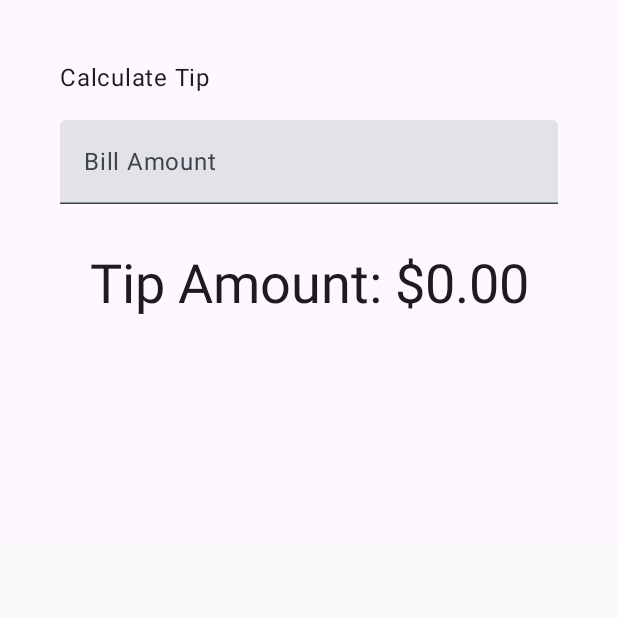
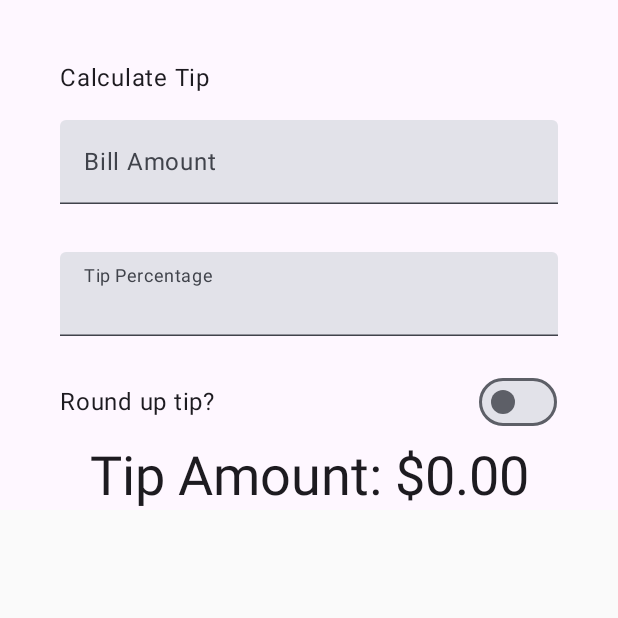
Before and after one commit to MuhammadMahi585/Tip-Calculator-App, an Android app built with Jetpack Compose: the screen it shows after launch (MainActivity), on a phone screen of 412 x 824 dp, the top half of it. Run offline under Robolectric (Android 15) with nearby library versions, the phone set to English and light mode, and no system bars.

Commit message:
added some new feature

```diff
--- a/app/src/main/java/com/example/tipcalculator/MainActivity.kt
+++ b/app/src/main/java/com/example/tipcalculator/MainActivity.kt
@@ -6,11 +6,12 @@ import androidx.activity.compose.setContent
 import androidx.activity.enableEdgeToEdge
 import androidx.compose.foundation.layout.Arrangement
 import androidx.compose.foundation.layout.Column
+import androidx.compose.foundation.layout.Row
 import androidx.compose.foundation.layout.Spacer
 import androidx.compose.foundation.layout.fillMaxWidth
-import androidx.compose.foundation.layout.height
 import androidx.compose.foundation.layout.padding
 import androidx.compose.foundation.layout.safeDrawingPadding
+import androidx.compose.foundation.layout.size
 import androidx.compose.foundation.layout.statusBarsPadding
 import androidx.compose.foundation.rememberScrollState
 import androidx.compose.foundation.text.KeyboardOptions
@@ -52,7 +53,10 @@ class MainActivity : ComponentActivity() {
 fun TipTimeLayout() {
     var amountInput by remember { mutableStateOf("") }
     val amount = amountInput.toDoubleOrNull() ?: 0.0
-    val tip = calculateTip(amount)
+    var percentage by remember { mutableStateOf(" ")}
+    val percent = percentage.toDoubleOrNull() ?:0.0
+    var isChecked by remember { mutableStateOf(false)}
+    val tip = calculateTip(amount,percent,isChecked)
         Column(
             modifier = Modifier
                 .statusBarsPadding()
@@ -61,7 +65,7 @@ fun TipTimeLayout() {
                 .safeDrawingPadding(),
             horizontalAlignment = Alignment.CenterHorizontally,
             verticalArrangement = Arrangement.Center
-    ) {
+        ){
             Text(
                 text = stringResource(R.string.calculate_tip),
                 modifier = Modifier
@@ -75,11 +79,49 @@ fun TipTimeLayout() {
                     .padding(bottom = 32.dp)
                     .fillMaxWidth()
             )
+            GetTipPercentage(
+                percentage = percentage,
+                onValueChange = { percentage = it },
+                modifier = Modifier
+                    .padding(bottom = 32.dp)
+                    .fillMaxWidth()
+            )
+            SwitchChecked(
+                checked = isChecked,
+                onCheckedChange = { isChecked = it },
+                modifier =
+                Modifier
+                    .fillMaxWidth()
+                    .padding(bottom = 16.dp)
+            )
             Text(
                 text = stringResource(R.string.tip_amount, tip),
                 style = MaterialTheme.typography.displaySmall
             )
-        Spacer(modifier = Modifier.height(150.dp))
+
+    }
+}
+@Composable
+fun SwitchChecked(
+    checked: Boolean,
+    onCheckedChange: (Boolean) -> Unit,
+    modifier: Modifier) {
+    Row(modifier = modifier
+        .fillMaxWidth(),
+        verticalAlignment = Alignment.CenterVertically
+
+    )
+    {
+        Text(
+            text = stringResource(id = R.string.round_up_tip),
+           modifier = Modifier.weight(1f)
+        )
+        Switch(
+            checked = checked,
+            onCheckedChange = onCheckedChange,
+            modifier = Modifier.size(16.dp),
+        )
+        Spacer(modifier = Modifier.padding(9.dp))
     }
 }
 
@@ -98,8 +140,26 @@ fun EditNumberField(
         modifier = modifier
     )
 }
-private fun calculateTip(amount: Double, tipPercent: Double = 15.0): String {
-    val tip = tipPercent / 100 * amount
+@Composable
+fun GetTipPercentage(
+    percentage: String,
+    onValueChange: (String) -> Unit,
+    modifier: Modifier){
+    TextField(
+        value = percentage,
+        onValueChange = onValueChange,
+        modifier = modifier,
+        singleLine = true,
+        label = {Text(stringResource(id = R.string.how_was_the_service))},
+        keyboardOptions = KeyboardOptions(keyboardType = KeyboardType.Number))
+}
+
+private fun calculateTip(amount: Double, tipPercent: Double,isChecked: Boolean): String {
+    var tip = tipPercent / 100 * amount
+    if(isChecked==true){
+        tip = kotlin.math.ceil(tip)
+
+    }
     return NumberFormat.getCurrencyInstance().format(tip)
 }
 
--- a/app/src/main/res/values/strings.xml
+++ b/app/src/main/res/values/strings.xml
@@ -3,4 +3,6 @@
     <string name="calculate_tip">Calculate Tip</string>
     <string name="bill_amount">Bill Amount</string>
     <string name="tip_amount">Tip Amount: %s</string>
+    <string name="how_was_the_service">Tip Percentage</string>
+    <string name="round_up_tip">Round up tip?</string>
 </resources>
```
Lines whose indentation alone changed are shown as unchanged.
